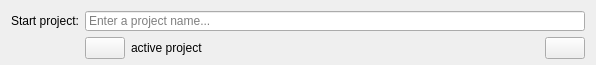
First picture: the form in source/projectlookup/projectLookup.ui, repository jansorg/tom-ui, before the edit.
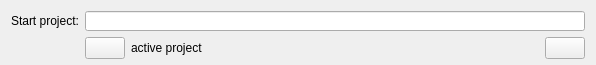
Second picture: the form after the edit. Custom widgets are drawn as their Qt base class.

Commit message: simplify project events

The edit to the form file:
```diff
--- a/source/projectlookup/projectLookup.ui
+++ b/source/projectlookup/projectLookup.ui
@@ -145,9 +145,6 @@
      <property name="inputMask">
       <string/>
      </property>
-     <property name="placeholderText">
-      <string>Enter a project name...</string>
-     </property>
     </widget>
    </item>
    <item row="1" column="2" alignment="Qt::AlignVCenter">
```
The commit also changes 10 other files.
